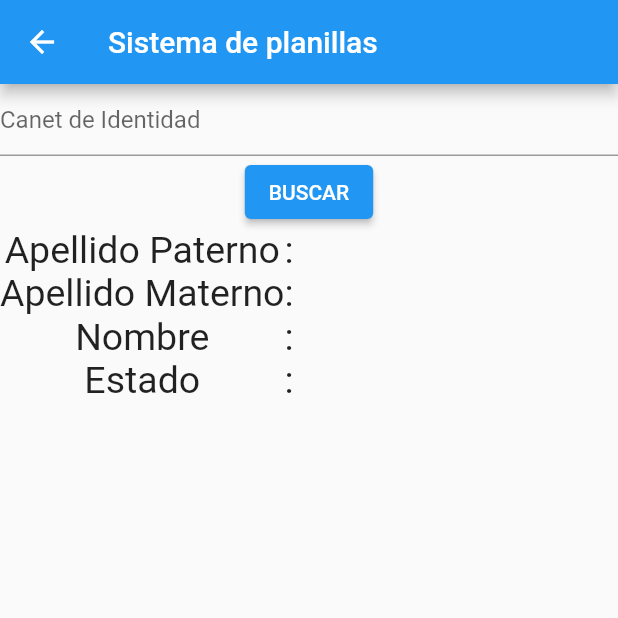
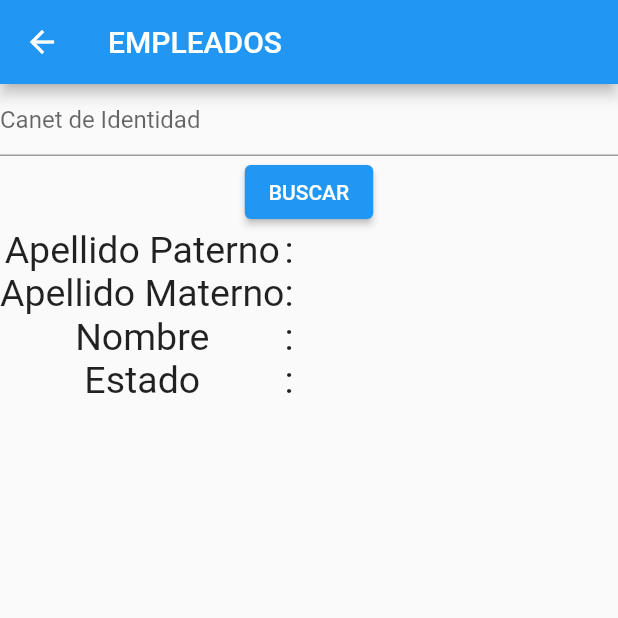
Before and after one commit to HenryQuispeHuayta/planilla_app, a Flutter app: the Empleados screen opened directly, after a tap on "BUSCAR", on a phone screen of 412 x 824 dp, the top half of it. Run offline on Flutter 3.47's test engine with Material 2 defaults, Android fonts, the phone set to English and light mode, and no system bars; our stand-ins replace csv.

Commit message:
empleados

```diff
--- a/lib/src/Empleados.dart
+++ b/lib/src/Empleados.dart
@@ -15,13 +15,21 @@ class _EmpleadosState extends State<Empleados> {
   List<String> st = [];
   String data = '';
   String ap = '', am = '', nom = '', est = '';
-  List<List<dynamic>> listaDatos = [];
+  List<dynamic> listaDatos = [];
+
+  @override
+  void initState() {
+    // TODO: implement initState
+    setState(() {
+      cargar();
+    });
+  }
 
   @override
   Widget build(BuildContext context) {
     return Scaffold(
       appBar: AppBar(
-        title: const Text('Sistema de planillas'),
+        title: const Text('EMPLEADOS'),
       ),
       body: Column(
         children: [
@@ -33,11 +41,13 @@ class _EmpleadosState extends State<Empleados> {
           ),
           ElevatedButton(
               onPressed: () {
-                cargar();
+                _calcular();
               },
               child: const Text('BUSCAR')),
           // Text(data),
           Row(
+            // crossAxisAlignment: CrossAxisAlignment.start,
+            // mainAxisAlignment: MainAxisAlignment.start,
             children: [
               Column(
                 children: const [
@@ -106,32 +116,27 @@ class _EmpleadosState extends State<Empleados> {
     );
   }
 
-  cargar() async {
-    final lDatos = await rootBundle.loadString('assets/data/planilla.txt');
-    listaDatos = const CsvToListConverter().convert(lDatos);
-    st = lDatos.split(',');
-    print(lDatos.length);
+  _calcular() {
+    String d1 = '', d2 = '', d3 = '', d4 = '';
+    for (int i = 0; i < personal.length; i++) {
+      List<String> st = personal[i]
+          .toString()
+          .replaceAll('[', '')
+          .replaceAll(']', '')
+          .split(',');
+      if (st[0] == ci.text) {
+        d1 = st[1];
+        d2 = st[2];
+        d3 = st[3];
+        d4 = 'No esta en Planilla';
+        if (planilla.toString().contains(ci.text)) d4 = 'En Planilla';
+      }
+    }
+    setState(() {
+      ap = d1;
+      am = d2;
+      nom = d3;
+      est = d4;
+    });
   }
-
-  calcular() {}
 }
-    // for (int i = 0; i < st.length; i++) {
-    //   // int j = 1;
-    //   if (st[i] == ci.text) {
-    //     setState(() {
-    //       ap = st[i+1];
-    //       am = st[i+2];
-    //       nom = st[i+3];
-    //     });
-    //     // data = data + st[i] + ' ';
-    //     // j++;
-    //   }
-    //   //  else {
-    //   //   j = 1;
-    //   //   data = data + '\n';
-    //   // }
-    // }
-    // // setState(() {
-    // //   data;
-    // // });
-    // // print(st.length);
--- a/lib/src/datos.dart
+++ b/lib/src/datos.dart
@@ -1,9 +1,25 @@
-
-import 'package:flutter/cupertino.dart';
+import 'package:csv/csv.dart';
+import 'package:flutter/material.dart';
+import 'package:flutter/services.dart';
 
 final ci = TextEditingController();
 List<dynamic> bonos = [];
-List<dynamic> cargo = [];
+List<dynamic> cargos = [];
 List<dynamic> descuentos = [];
 List<dynamic> personal = [];
 List<dynamic> planilla = [];
+
+cargar() async {
+  final bonosDatos = await rootBundle.loadString('assets/data/bonos.txt');
+  final cargosDatos = await rootBundle.loadString('assets/data/cargos.txt');
+  final descuentosDatos =
+      await rootBundle.loadString('assets/data/descuentos.txt');
+  final personalDatos = await rootBundle.loadString('assets/data/personal.txt');
+  final planillaDatos = await rootBundle.loadString('assets/data/planilla.txt');
+
+  bonos = const CsvToListConverter().convert(bonosDatos);
+  cargos = const CsvToListConverter().convert(cargosDatos);
+  descuentos = const CsvToListConverter().convert(descuentosDatos);
+  personal = const CsvToListConverter().convert(personalDatos);
+  planilla = const CsvToListConverter().convert(planillaDatos);
+}
```
